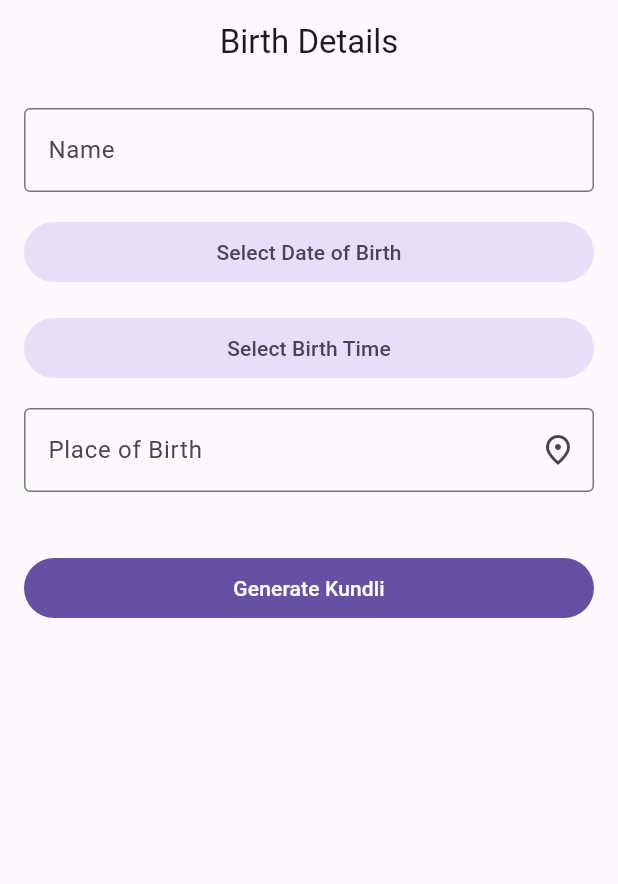
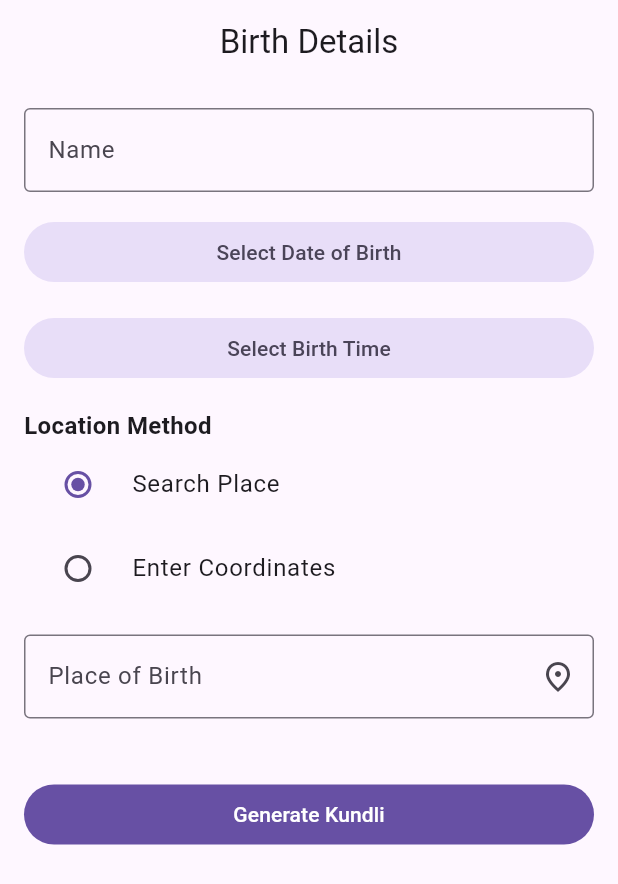
Before and after one commit to ankitgadge15/kundli_app, a Flutter app: the screen it shows after launch, on a phone screen of 412 x 824 dp. Shown: the top 884 px of the screen. Run offline on Flutter 3.47's test engine with Material 3 defaults, Android fonts, the phone set to English and light mode, and no system bars.

Commit message:
Complete kundli input flow and chart navigation

```diff
--- a/kundli_app/lib/screens/birth_details_screen.dart
+++ b/kundli_app/lib/screens/birth_details_screen.dart
@@ -12,6 +12,10 @@
     @override
     State<BirthDetailsScreen> createState() => _BirthDetailsScreenState();
     }
+    enum LocationInputMode {
+  place,
+  coordinates,
+}
 
     class _BirthDetailsScreenState extends State<BirthDetailsScreen> {
     final TextEditingController nameController = TextEditingController();
@@ -22,6 +26,15 @@
     TimeOfDay? selectedTime;
     Timer? debounceTimer;
     LocationModel? selectedLocation;
+    LocationInputMode locationMode = LocationInputMode.place;
+    final longDegController = TextEditingController();
+    final longMinController = TextEditingController();
+
+    final latDegController = TextEditingController();
+    final latMinController = TextEditingController();
+
+    String longitudeDirection = "E";
+    String latitudeDirection = "N";
     bool isSearchingLocations = false;
     int searchVersion = 0;
 
@@ -30,10 +43,27 @@
     double? selectedLongitude;
     String placeInputValue = '';
 
+    void showError(String message) {
+  ScaffoldMessenger.of(context).showSnackBar(
+    SnackBar(
+      content: Text(message),
+      backgroundColor: Colors.red,
+    ),
+  );
+}
+
     @override
 void dispose() {
   debounceTimer?.cancel();
+
   nameController.dispose();
+
+  longDegController.dispose();
+  longMinController.dispose();
+
+  latDegController.dispose();
+  latMinController.dispose();
+
   super.dispose();
 }
 
@@ -133,14 +163,48 @@
     }
 
     void generateKundli() {
+  if (nameController.text.trim().isEmpty) {
+    showError("Please enter name");
+    return;
+  }
+
+  if (selectedDate == null) {
+    showError("Please select date of birth");
+    return;
+  }
+
+  if (selectedTime == null) {
+    showError("Please select birth time");
+    return;
+  }
+
+  if (locationMode == LocationInputMode.place &&
+      selectedLocation == null) {
+    showError("Please select a place");
+    return;
+  }
+
+  if (locationMode == LocationInputMode.coordinates) {
+    if (longDegController.text.isEmpty ||
+        longMinController.text.isEmpty ||
+        latDegController.text.isEmpty ||
+        latMinController.text.isEmpty) {
+      showError("Please enter coordinates");
+      return;
+    }
+  }
+
   Navigator.push(
     context,
     MaterialPageRoute(
       builder: (_) => ResultScreen(
         name: nameController.text,
-            dob: selectedDate?.toString() ?? "",
-            birthTime: selectedTime?.format(context) ?? "",
-            place: selectedDisplayName ?? placeInputValue,
+        dob: selectedDate!.toString(),
+        birthTime: selectedTime!.format(context),
+        place: locationMode == LocationInputMode.place
+    ? selectedDisplayName ?? ""
+    : "${latDegController.text}°${latMinController.text}' $latitudeDirection, "
+      "${longDegController.text}°${longMinController.text}' $longitudeDirection",
       ),
     ),
   );
@@ -190,6 +254,39 @@
 
                 const SizedBox(height: 16),
 
+const Text(
+  "Location Method",
+  style: TextStyle(
+    fontSize: 16,
+    fontWeight: FontWeight.bold,
+  ),
+),
+
+RadioListTile<LocationInputMode>(
+  title: const Text("Search Place"),
+  value: LocationInputMode.place,
+  groupValue: locationMode,
+  onChanged: (value) {
+    setState(() {
+      locationMode = value!;
+    });
+  },
+),
+
+RadioListTile<LocationInputMode>(
+  title: const Text("Enter Coordinates"),
+  value: LocationInputMode.coordinates,
+  groupValue: locationMode,
+  onChanged: (value) {
+    setState(() {
+      locationMode = value!;
+    });
+  },
+),
+
+const SizedBox(height: 16),
+
+                if (locationMode == LocationInputMode.place)
   Autocomplete<LocationModel>(
   optionsBuilder: (TextEditingValue textEditingValue) {
     return locationSuggestions;
@@ -288,6 +385,102 @@
     );
   },
 ),
+if (locationMode == LocationInputMode.coordinates)
+  Column(
+    children: [
+      Row(
+        children: [
+          Expanded(
+            child: TextField(
+              controller: longDegController,
+              keyboardType: TextInputType.number,
+              decoration: const InputDecoration(
+                labelText: "Long Degree",
+                border: OutlineInputBorder(),
+              ),
+            ),
+          ),
+          const SizedBox(width: 12),
+          Expanded(
+            child: TextField(
+              controller: longMinController,
+              keyboardType: TextInputType.number,
+              decoration: const InputDecoration(
+                labelText: "Long Minute",
+                border: OutlineInputBorder(),
+              ),
+            ),
+          ),
+          const SizedBox(width: 12),
+          DropdownButton<String>(
+            value: longitudeDirection,
+            items: const [
+              DropdownMenuItem(
+                value: "E",
+                child: Text("E"),
+              ),
+              DropdownMenuItem(
+                value: "W",
+                child: Text("W"),
+              ),
+            ],
+            onChanged: (value) {
+              setState(() {
+                longitudeDirection = value!;
+              });
+            },
+          ),
+        ],
+      ),
+
+      const SizedBox(height: 16),
+
+      Row(
+        children: [
+          Expanded(
+            child: TextField(
+              controller: latDegController,
+              keyboardType: TextInputType.number,
+              decoration: const InputDecoration(
+                labelText: "Lat Degree",
+                border: OutlineInputBorder(),
+              ),
+            ),
+          ),
+          const SizedBox(width: 12),
+          Expanded(
+            child: TextField(
+              controller: latMinController,
+              keyboardType: TextInputType.number,
+              decoration: const InputDecoration(
+                labelText: "Lat Minute",
+                border: OutlineInputBorder(),
+              ),
+            ),
+          ),
+          const SizedBox(width: 12),
+          DropdownButton<String>(
+            value: latitudeDirection,
+            items: const [
+              DropdownMenuItem(
+                value: "N",
+                child: Text("N"),
+              ),
+              DropdownMenuItem(
+                value: "S",
+                child: Text("S"),
+              ),
+            ],
+            onChanged: (value) {
+              setState(() {
+                latitudeDirection = value!;
+              });
+            },
+          ),
+        ],
+      ),
+    ],
+  ),
 
                 const SizedBox(height: 8),
 
```
Also changed, not shown: kundli_app/lib/screens/kundli_chart_screen.dart (added, +76 -0 lines), kundli_app/lib/screens/result_screen.dart (+9 -9 lines). Lines whose indentation alone changed are shown as unchanged.
